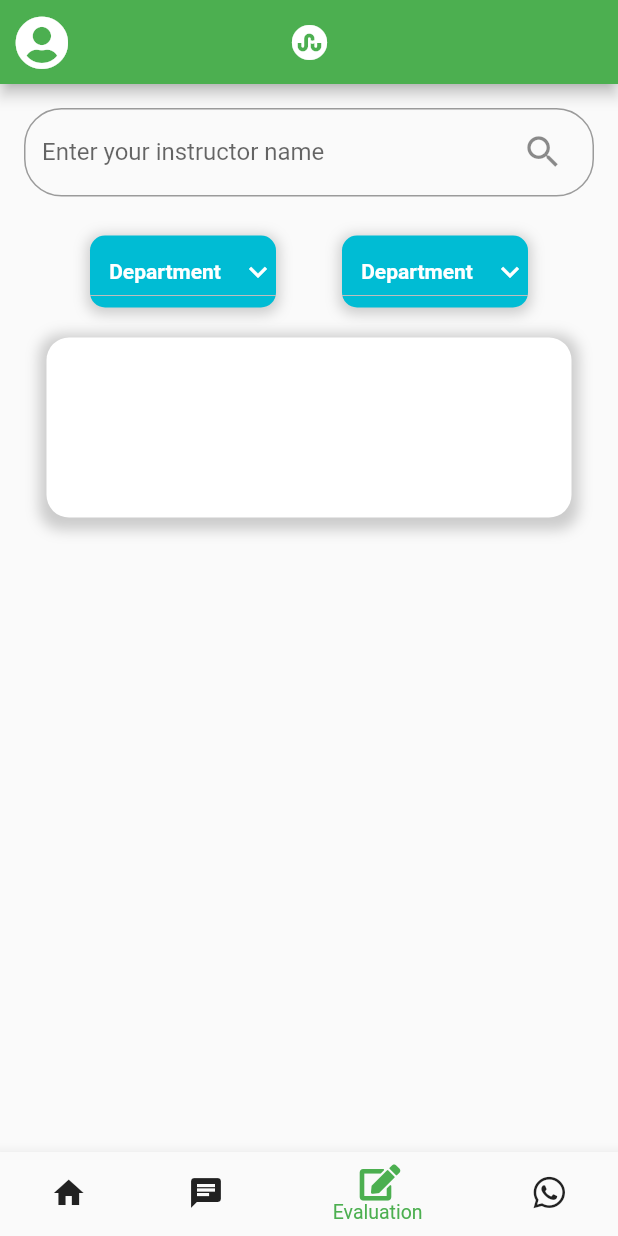
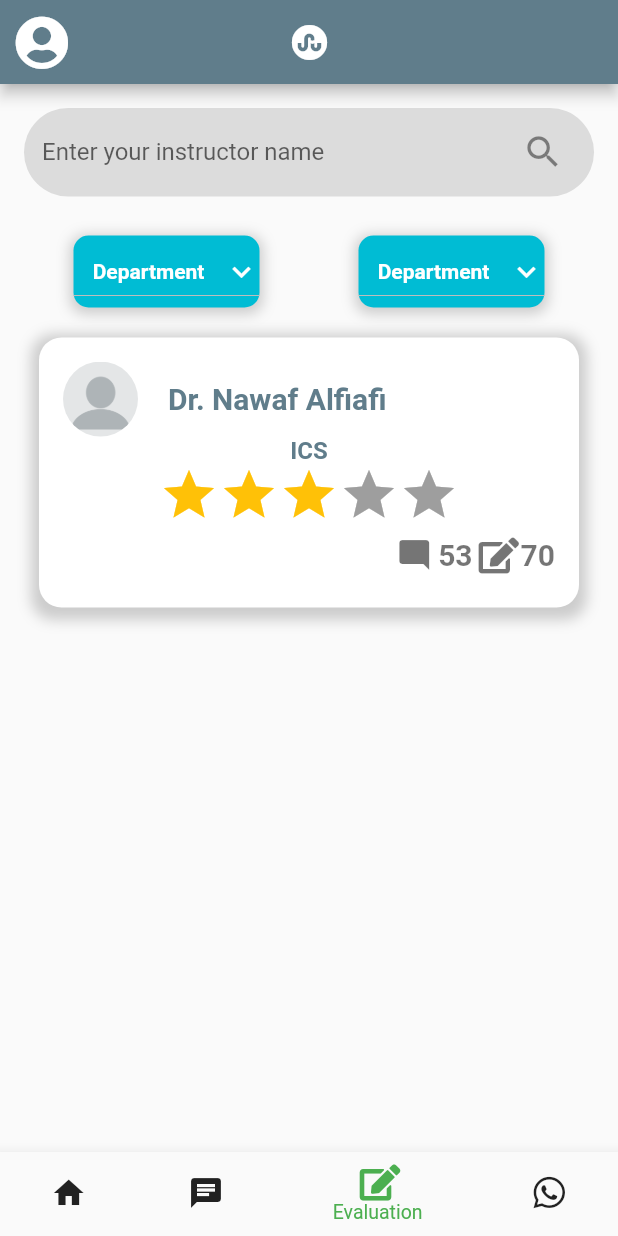
Before and after one commit to petroly-initiative/petroly-flutter, a Flutter app: the Home screen opened by its route, item 3 of the bottom bar chosen, on a phone screen of 412 x 824 dp. Run offline on Flutter 3.47's test engine with Material 2 defaults, Android fonts, the light colour scheme and no system bars; drawn by our look-alikes of flutter_rating_bar; our stand-ins replace font_awesome_flutter.

Commit message:
changing instructor cards

```diff
--- a/lib/app/evaluation/evaluation.dart
+++ b/lib/app/evaluation/evaluation.dart
@@ -2,6 +2,8 @@ import 'dart:ui';
 
 import 'package:flutter/cupertino.dart';
 import 'package:flutter/material.dart';
+import 'package:font_awesome_flutter/font_awesome_flutter.dart';
+import 'package:flutter_rating_bar/flutter_rating_bar.dart';
 
 class Evalation extends StatefulWidget {
   @override
@@ -12,7 +14,7 @@ class _EvalationState extends State<Evalation> {
   String dropdownvalue = 'Department';
   var items = [
     'Department',
-    'Banana',
+    'Course',
     'Grapes',
     'Orange',
     'watermelon',
@@ -27,6 +29,8 @@ class _EvalationState extends State<Evalation> {
         children: [
           TextField(
             decoration: InputDecoration(
+              fillColor: Colors.black12,
+              filled: true,
               labelText: 'Enter your instructor name ',
               hintText: 'Mohammad Ahmad',
               suffixIcon: Padding(
@@ -37,17 +41,15 @@ class _EvalationState extends State<Evalation> {
                 ),
               ),
               border: OutlineInputBorder(
-                  borderSide: const BorderSide(
-                    color: Colors.white,
-                    width: 0.0,
-                  ),
-                  borderRadius: BorderRadius.circular(25.0)),
+                borderSide: BorderSide.none,
+                borderRadius: BorderRadius.circular(50),
+              ),
             ),
           ),
           SizedBox(height: 26.0),
           Center(
             child: Row(
-              mainAxisAlignment: MainAxisAlignment.spaceEvenly,
+              mainAxisAlignment: MainAxisAlignment.spaceAround,
               children: [
                 Container(
                   decoration: BoxDecoration(
@@ -128,7 +130,7 @@ class _EvalationState extends State<Evalation> {
             height: 20.0,
           ),
           Container(
-            padding: const EdgeInsets.all(20.0),
+            padding: const EdgeInsets.all(16.0),
             decoration: BoxDecoration(
               borderRadius: BorderRadius.circular(15),
               color: Colors.white,
@@ -141,9 +143,103 @@ class _EvalationState extends State<Evalation> {
                 ),
               ],
             ),
-            height: 120,
-            width: 350,
-            alignment: Alignment.center,
+            height: 180,
+            width: 360,
+            child: Column(
+              children: [
+                Row(
+                  mainAxisAlignment: MainAxisAlignment.center,
+                  crossAxisAlignment: CrossAxisAlignment.center,
+                  children: [],
+                ),
+                Row(
+                  mainAxisAlignment: MainAxisAlignment.start,
+                  children: [
+                    ClipOval(
+                      child: Image.asset(
+                        'assets/images/blank_profile.png',
+                        fit: BoxFit.cover,
+                        width: 50,
+                        height: 50,
+                        alignment: Alignment.centerLeft,
+                      ),
+                    ),
+                    Container(
+                      margin: EdgeInsets.fromLTRB(20, 0, 4, 0),
+                      child: Text('Dr. Nawaf Alfiafi',
+                          style: TextStyle(
+                              color: Colors.blueGrey,
+                              fontWeight: FontWeight.bold,
+                              fontSize: 20)),
+                    ),
+                  ],
+                ),
+                Text(
+                  'ICS',textAlign: TextAlign.right,
+                  style: TextStyle(
+                      color: Colors.blueGrey,
+                      fontWeight: FontWeight.bold,
+                      fontSize: 16),
+                ),
+                Row(
+                  mainAxisAlignment: MainAxisAlignment.center,
+                  children: [
+                    RatingBar.builder(
+                      initialRating: 3,
+                      minRating: 1,
+                      direction: Axis.horizontal,
+                      allowHalfRating: true,
+                      itemCount: 5,
+                      itemPadding: EdgeInsets.symmetric(horizontal: 0.0),
+                      itemBuilder: (context, _) => Icon(
+                        Icons.star,
+                        color: Colors.amber,
+                      ),
+                      onRatingUpdate: (rating) {
+                        print(rating);
+                      },
+                    ),
+                  ],
+                ),
+                SizedBox(height: 8,),
+                Row(
+                  mainAxisAlignment: MainAxisAlignment.end,
+                  children: [
+                    Container(
+                      margin: EdgeInsets.fromLTRB(120, 0, 4, 0),
+                      child: Icon(
+                        Icons.mode_comment_rounded,
+                        color: Colors.black54,
+                      ),
+                    ),
+                    Container(
+                      margin: EdgeInsets.fromLTRB(0, 0, 4, 0),
+                      child: Text(
+                        '53',
+                        style: TextStyle(
+                            fontSize: 20,
+                            fontWeight: FontWeight.bold,
+                            color: Colors.black54),
+                      ),
+                    ),
+                    Container(
+                      margin: EdgeInsets.fromLTRB(0, 0, 4, 0),
+                      child: Icon(
+                        FontAwesomeIcons.solidEdit,
+                        color: Colors.black54,
+                      ),
+                    ),
+                    Text(
+                      '70',
+                      style: TextStyle(
+                          fontSize: 20,
+                          fontWeight: FontWeight.bold,
+                          color: Colors.black54),
+                    ),
+                  ],
+                ),
+              ],
+            ),
           ),
         ],
       ),
--- a/lib/app/home/home.dart
+++ b/lib/app/home/home.dart
@@ -8,7 +8,7 @@ class Home extends StatelessWidget {
   Widget build(BuildContext context) {
     return Scaffold(
       appBar: AppBar(
-          backgroundColor: Colors.green,
+          backgroundColor: Colors.blueGrey,
           centerTitle: true,
           title: Icon(FontAwesomeIcons.stumbleuponCircle),
           leading: Builder(
--- a/pubspec.yaml
+++ b/pubspec.yaml
@@ -23,6 +23,7 @@ environment:
 dependencies:
   foldable_sidebar: ^1.0.0
 
+  flutter_rating_bar: ^4.0.0
 
   font_awesome_flutter: ^9.0.0-nullsafety
   flutter_svg:  ^0.22.0
```
Also changed, not shown: pubspec.lock.
